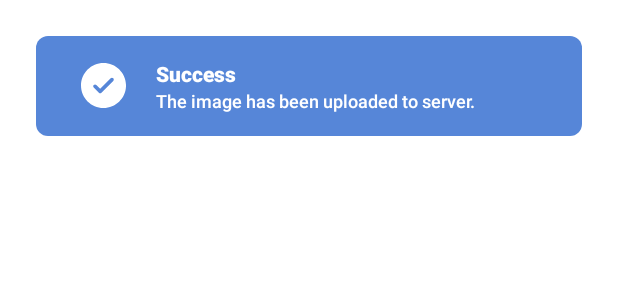
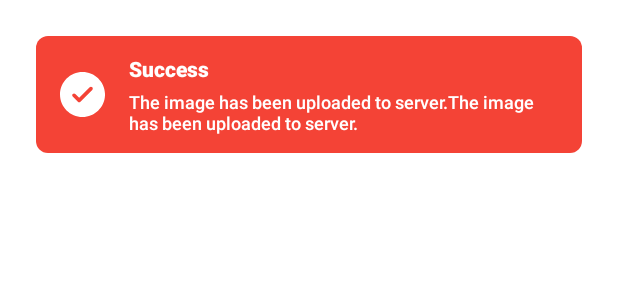
Before and after one commit to Rasil10/customToast, an Android app: the layout layout_toast.xml on its own in the app's theme, with its tools: preview values and no code run, on a phone screen of 412 x 824 dp. Shown: the top 300 px of the screen. Run offline under Robolectric (Android 15) with nearby library versions, the phone set to English and light mode, and no system bars.

Commit message:
made more editable.

```diff
--- a/CustomToast/src/main/res/layout/layout_toast.xml
+++ b/CustomToast/src/main/res/layout/layout_toast.xml
@@ -1,59 +1,54 @@
 <?xml version="1.0" encoding="utf-8"?>
 <LinearLayout xmlns:android="http://schemas.android.com/apk/res/android"
     xmlns:app="http://schemas.android.com/apk/res-auto"
+    xmlns:tools="http://schemas.android.com/tools"
     android:layout_width="match_parent"
     android:layout_height="wrap_content"
     android:layout_margin="8dp"
     android:orientation="vertical">
 
-    <LinearLayout
-        android:layout_width="match_parent"
-        android:layout_height="match_parent"
-        android:background="@android:color/transparent"
-        android:orientation="vertical"
-        android:padding="@dimen/dim_16">
-
     <androidx.cardview.widget.CardView
         android:layout_width="match_parent"
         android:layout_height="wrap_content"
-            app:cardElevation="0dp"
-            app:cardCornerRadius="@dimen/dim_8">
+        android:layout_margin="@dimen/dim_16"
+        app:cardCornerRadius="@dimen/dim_8"
+        app:cardElevation="0dp">
 
         <LinearLayout
             android:id="@+id/whole_layout"
             android:layout_width="match_parent"
             android:layout_height="wrap_content"
-                android:background="#FF5686D8"
+            android:background="@color/error"
             android:gravity="center_vertical"
             android:orientation="horizontal"
-                android:paddingTop="5dp"
-                android:paddingBottom="5dp">
+            android:paddingTop="@dimen/dim_12"
+            android:paddingBottom="@dimen/dim_12">
 
             <ImageView
                 android:id="@+id/toastImg"
                 android:layout_width="30dp"
                 android:layout_height="30dp"
-                    android:layout_marginLeft="30dp"
-                    android:layout_marginRight="10dp"
-                    app:srcCompat="@drawable/ic_success" />
+                android:layout_marginLeft="@dimen/dim_16"
+                app:srcCompat="@drawable/ic_success"
+                tools:ignore="ContentDescription" />
 
             <LinearLayout
                 android:layout_width="match_parent"
                 android:layout_height="wrap_content"
+                android:layout_marginLeft="@dimen/dim_16"
+                android:layout_marginRight="@dimen/dim_16"
                 android:orientation="vertical">
 
                 <TextView
                     android:id="@+id/toastTitle"
                     android:layout_width="wrap_content"
                     android:layout_height="wrap_content"
-                        android:layout_gravity="bottom"
+                    android:layout_marginBottom="@dimen/dim_4"
                     android:fontFamily="sans-serif-medium"
-                        android:paddingLeft="10dp"
-                        android:paddingTop="10dp"
-                        android:text="Success"
                     android:textColor="@color/white"
                     android:textSize="14sp"
-                        android:textStyle="bold" />
+                    android:textStyle="bold"
+                    tools:text="Success" />
 
                 <TextView
                     android:id="@+id/toastDesc"
@@ -61,17 +56,12 @@
                     android:layout_height="wrap_content"
                     android:layout_gravity="center_vertical"
                     android:fontFamily="sans-serif-medium"
-                        android:paddingLeft="10dp"
-                        android:paddingRight="10dp"
-                        android:paddingBottom="10dp"
-                        android:text="The image has been uploaded to server."
                     android:textColor="@color/white"
                     android:textSize="12sp"
-                        android:textStyle="normal" />
+                    android:textStyle="normal"
+                    tools:text="The image has been uploaded to server.The image has been uploaded to server." />
             </LinearLayout>
         </LinearLayout>
     </androidx.cardview.widget.CardView>
 
 </LinearLayout>
-
-</LinearLayout>
--- a/CustomToast/src/main/res/values/dimens.xml
+++ b/CustomToast/src/main/res/values/dimens.xml
@@ -2,4 +2,6 @@
 <resources>
     <dimen name="dim_16">16dp</dimen>
     <dimen name="dim_8">8dp</dimen>
+    <dimen name="dim_4">4dp</dimen>
+    <dimen name="dim_12">12dp</dimen>
 </resources>
```
Also changed, not shown: CustomToast/src/main/java/com/rasil/customtoast/CustomToast.kt (+122 -8 lines), CustomToast/src/main/java/com/rasil/customtoast/CustomToastHelper.kt (deleted, +0 -87 lines), app/src/main/java/com/rasil/customtoastlibrary/MainActivity.kt (+15 -7 lines). Lines whose indentation alone changed are shown as unchanged.
